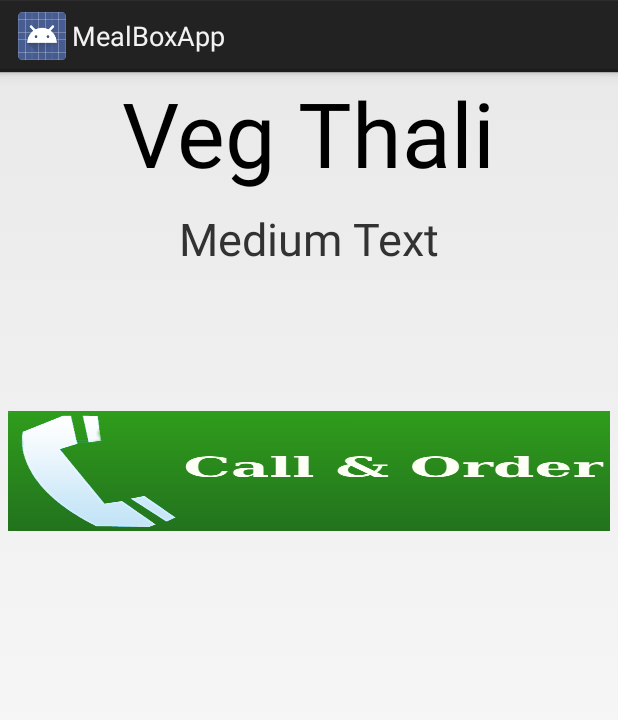
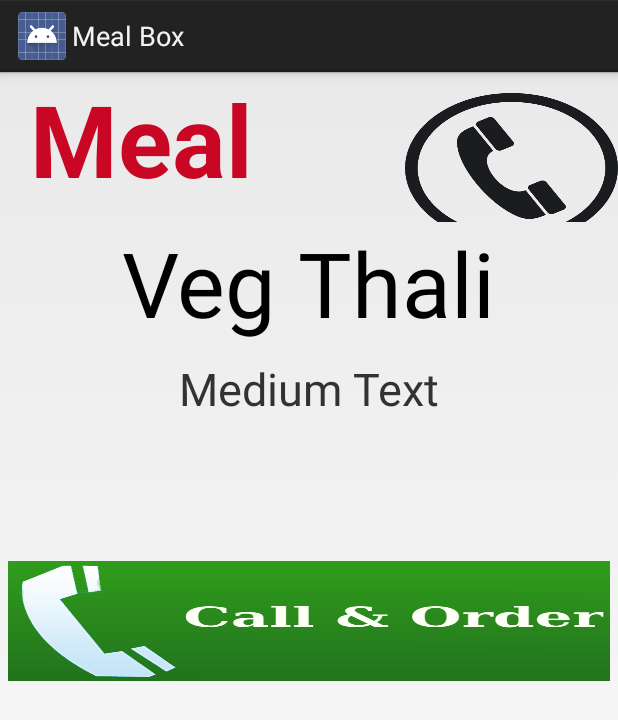
Before and after one commit to ranjanravi/MealBox-Android-App, an Android app: the layout detail_page.xml on its own in the app's theme, with its tools: preview values and no code run, on a phone screen of 412 x 824 dp. Shown: the top 720 px of the screen. Run offline under Robolectric (Android 15) with nearby library versions, the phone set to English and light mode, and no system bars.

Commit message:
One commit to rule them all!

```diff
--- a/app/build.gradle
+++ b/app/build.gradle
@@ -22,4 +22,5 @@ android {
 dependencies {
     compile fileTree(dir: 'libs', include: ['*.jar'])
     compile 'org.json:json:20140107'
+    compile 'com.android.support:support-v7:20.0.0'
 }
--- a/app/src/main/res/layout/detail_page.xml
+++ b/app/src/main/res/layout/detail_page.xml
@@ -3,6 +3,8 @@
 <LinearLayout xmlns:android="http://schemas.android.com/apk/res/android"
     android:orientation="vertical" android:layout_width="match_parent"
     android:layout_height="match_parent">
+
+    <include layout="@layout/fragment_nav"/>
 
     <TextView
         android:layout_width="wrap_content"
--- /dev/null
+++ b/app/src/main/res/layout/fragment_nav.xml
@@ -0,0 +1,28 @@
+<FrameLayout xmlns:android="http://schemas.android.com/apk/res/android"
+    xmlns:tools="http://schemas.android.com/tools"
+    android:layout_width="match_parent"
+    android:layout_height="@dimen/call_button_height"
+    android:id="@+id/header_fragment"
+    tools:context="app.mealbox.com.mealboxapp.Nav">
+
+    <LinearLayout
+        android:layout_width="match_parent"
+        android:layout_height="fill_parent"
+        android:orientation="horizontal">
+        <TextView
+            android:layout_weight="0.5"
+            android:layout_width="200dp"
+            android:paddingLeft="20dp"
+            android:paddingRight="20dp"
+            android:gravity="center_vertical"
+            android:layout_height="@dimen/call_button_height"
+            android:text= "@string/app_name"
+            style="@style/header_text"/>
+        <Button
+            android:id="@+id/call_button"
+            android:layout_weight="0.3"
+            android:layout_width="@dimen/call_button_width"
+            android:layout_height="@dimen/call_button_height"
+            android:background="@drawable/icon_phone"/>
+    </LinearLayout>
+</FrameLayout>
--- a/app/src/main/res/values/dimens.xml
+++ b/app/src/main/res/values/dimens.xml
@@ -7,4 +7,7 @@
     <dimen name="logo_height">60dp</dimen>
     <dimen name="tile_height">200dp</dimen>
     <dimen name="tile_width">200dp</dimen>
+    <dimen name="padding_icon">400dp</dimen>
+    <dimen name="call_button_height">100dp</dimen>
+    <dimen name="call_button_width">100dp</dimen>
 </resources>
--- a/app/src/main/res/values/strings.xml
+++ b/app/src/main/res/values/strings.xml
@@ -1,8 +1,6 @@
 <?xml version="1.0" encoding="utf-8"?>
 <resources>
-
-    <string name="app_name">MealBoxApp</string>
-    <string name="hello_world">Hello world!</string>
+    <string name="app_name">Meal Box</string>
     <string name="action_settings">Settings</string>
     <string name="detail_page_intent">com.mealboxapp.detail</string>
     <string name="sorry">Oops Sorry!!</string>
@@ -12,5 +10,5 @@
     <string name="phone_number">tel:9686144543</string>
     <string name="default_text">Veg Thali</string>
     <string name="default_text_long">Veg Thali serves the purpose to fill </string>
-
+    <string name="hello_blank_fragment">Hello blank fragment</string>
 </resources>
--- /dev/null
+++ b/app/src/main/res/values/text_header.xml
@@ -0,0 +1,8 @@
+<?xml version="1.0" encoding="utf-8"?>
+<resources>
+    <style name="header_text">
+        <item name="android:textColor">#ffc90725</item>
+        <item name="android:textSize">100px</item>
+        <item name="android:textStyle">bold</item>
+    </style>
+</resources>
```
Also changed, not shown: app/src/main/AndroidManifest.xml (+6 -3 lines), app/src/main/java/app/mealbox/com/mealboxapp/Nav.java (added, +127 -0 lines), app/src/main/java/app/mealbox/com/mealboxapp/activity/DetailActivity.java (+8 -2 lines), app/src/main/java/app/mealbox/com/mealboxapp/utils/Utilities.java (added, +18 -0 lines), app/src/main/res/values/themes.xml (added, +14 -0 lines), app/src/main/res/drawable/icon_phone.png (added).
